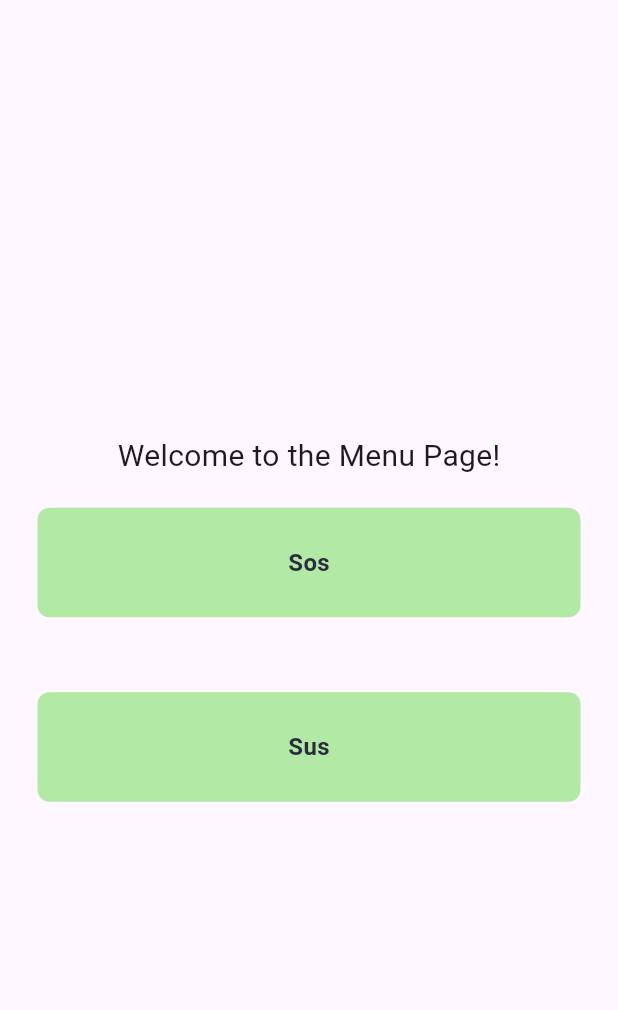
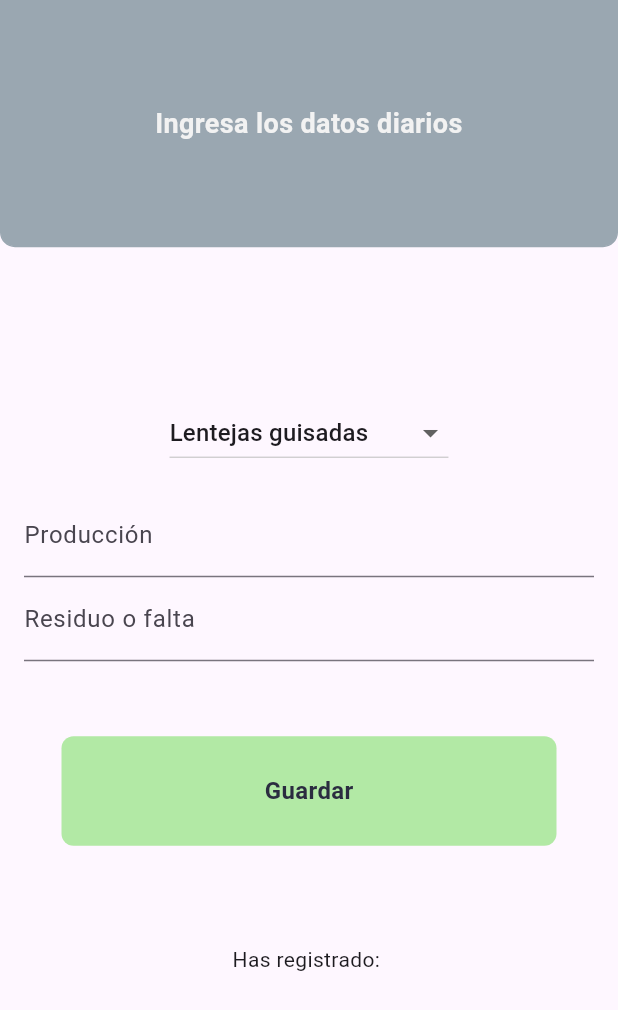
Before and after one commit to PabloMP124/foodex, a Flutter app: the RegistryPage screen opened directly, on a phone screen of 412 x 824 dp. Shown: the top 1010 px of the screen. Run offline on Flutter 3.47's test engine with Material 3 defaults, Android fonts, the light colour scheme and no system bars; our stand-ins replace fl_chart.

Commit message:
"registro básico"

```diff
--- a/lib/pages/registry_page.dart
+++ b/lib/pages/registry_page.dart
@@ -1,30 +1,169 @@
 import 'package:flutter/material.dart';
-import 'package:foodex/components/my_button.dart';
 
-class RegistryPage extends StatelessWidget {
-  const RegistryPage({super.key});
+import "package:foodex/components/my_button.dart";
+
+class RegistryPage extends StatefulWidget {
+  @override
+  _RegistryPageState createState() => _RegistryPageState();
+}
+
+class _RegistryPageState extends State<RegistryPage> {
+  // Map to store production and excess values for each dish
+  Map<String, Map<String, double>> dishValues = {};
+
+  // Controller for text fields
+  TextEditingController productionController = TextEditingController();
+  TextEditingController excessController = TextEditingController();
+
+  // Function to update values in the map
+  void updateValues(String dish, double production, double excess) {
+    setState(() {
+      dishValues[dish] = {'production': production, 'excess': excess};
+    });
+  }
+
+  // Function to build the form
+  Widget buildForm() {
+    return Column(
+      children: [
+        // Add text fields for production and excess
+        TextField(
+          controller: productionController,
+          keyboardType: TextInputType.number,
+          decoration: InputDecoration(labelText: 'Producción'),
+        ),
+        TextField(
+          controller: excessController,
+          keyboardType: TextInputType.numberWithOptions(signed: true),
+          // Allow negative numbers
+          decoration: InputDecoration(labelText: 'Residuo o falta'),
+        ),
+        // Add a button to submit the form
+        const SizedBox( height: 50),
+        MyButton(onTap: () {
+            // Get the selected dish
+            String selectedDish = dishDropdownValue;
+
+            // Get production and excess values from text fields
+            double production = double.parse(productionController.text);
+            double excess = double.parse(excessController.text);
+
+            // Update values in the map
+            updateValues(selectedDish, production, excess);
+
+            // Clear text fields
+            productionController.clear();
+            excessController.clear();
+          },
+         buttonText: "Guardar"
+         ),
+      ],
+    );
+  }
+
+  // Dropdown menu items for dishes
+  List<String> dishes = [
+    'Lentejas guisadas',
+    'Pollo a la plancha',
+    'Pavo al horno',
+    'Arroz',
+    'Fideos',
+    'Papas rusticas',
+    'Fideos',
+    'Pepino',
+    'Lechuga tomate',
+    'Repollo',
+    'Budin de verduras',
+    'Aji de gallina',
+    'Bastones de merluza',
+    'Papas a las finas',
+    'Papas al eneldo',
+    'Pepino espinaca',
+    'Repollo brocoli',
+    'Garbanzos guisados',
+    'Pollo asado',
+    'Asado alemán',
+    'Arroz al curry',
+    'Pasta napolitana',
+    'Papas al merken',
+    'Tortilla española',
+    'Vacuno arvejado',
+    'Pure',
+    'Pasta a la mantequilla'
+    // Platos extra
+  ];
+
+  // Variable to store the selected dish from the dropdown
+  String dishDropdownValue = 'Lentejas guisadas';
 
   @override
   Widget build(BuildContext context) {
     return Scaffold(
-      body: Center(
+      body: SingleChildScrollView(
         child: Column(
-          mainAxisAlignment: MainAxisAlignment.center,
           children: [
-            const Text(
-              'Welcome to the Menu Page!',
-              style: TextStyle(fontSize: 20),
+            Container(
+              decoration: BoxDecoration(
+                border: Border.all(color: const Color(0xFF9AA7B1)),
+                borderRadius: const BorderRadius.only(
+                  bottomLeft: Radius.circular(10),
+                  bottomRight: Radius.circular(10),
+                ),
+                color: const Color(0xFF9AA7B1),
+              ),
+              width: double.infinity,
+              height: MediaQuery.of(context).size.height * 1 / 5,
+              child: const Column(
+                mainAxisAlignment: MainAxisAlignment.center,
+                children: [
+                  Text(
+                    'Ingresa los datos diarios',
+                    style: TextStyle(fontSize: 18, fontWeight: FontWeight.bold, color: Color(0xFFf2f2f2)),
+                    textAlign: TextAlign.center,
+                  ),
+                ],
+              ),
             ),
-            const SizedBox(height: 20),
-            MyButton(
-                onTap: () {},
-                buttonText: "Sos",
-                ),
+            const SizedBox(height: 100),
+            // Dropdown menu for selecting a dish
+            DropdownButton<String>(
+              value: dishDropdownValue,
+              onChanged: (String? newValue) {
+                if (newValue != null) {
+                  setState(() {
+                    dishDropdownValue = newValue;
+                  });
+                }
+              },
+              items: dishes.map<DropdownMenuItem<String>>((String value) {
+                return DropdownMenuItem<String>(
+                  value: value,
+                  child: Text(value),
+                );
+              }).toList(),
+              hint: Text('Select a dish'),
+            ),
+            // Display the form
+            Padding(
+              padding: const EdgeInsets.all(16.0),
+              child: buildForm(),
+            ),
+            // Display the stored values
             const SizedBox(height: 50),
-            MyButton(onTap: () {}, buttonText: "Sus"),
+            Text('Has registrado: \n${getFormattedValues()}'),
           ],
         ),
       ),
     );
   }
+
+  String getFormattedValues() {
+    return dishValues.entries.map((entry) {
+      String dish = entry.key;
+      double production = entry.value['production'] ?? 0.0;
+      double excess = entry.value['excess'] ?? 0.0;
+
+      return '"$dish": {"Producción": $production, "Exceso": $excess}\n';
+    }).join('');
+  }
 }
```
